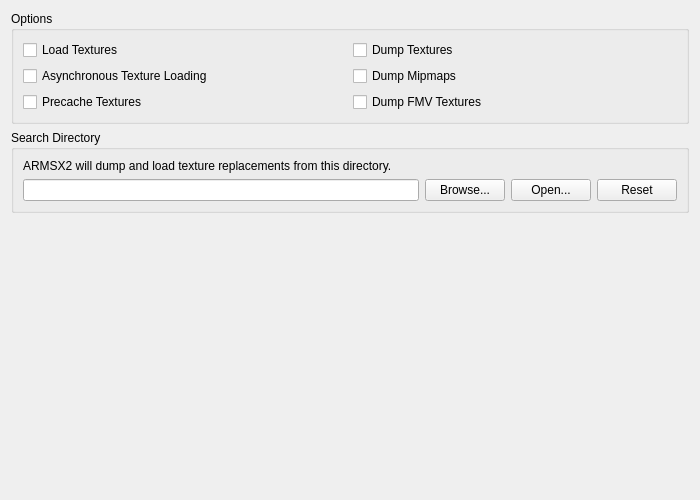
Before: the Qt Designer form pcsx2-qt/Settings/GraphicsTextureReplacementSettingsTab.ui in ARMSX2/ARMSX2, drawn with Qt 5.
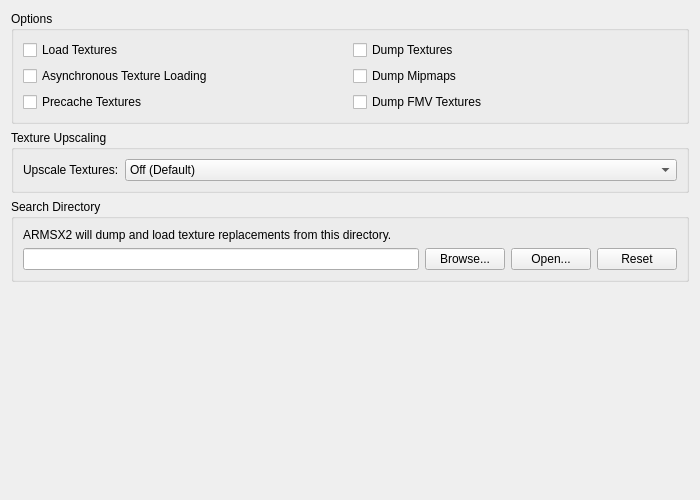
After: the same form once the commit is applied.

Commit message:
Qt: add a Texture Upscaling combo to the Texture Replacement tab
Off / RAISR 2x (Sharp) / RAISR 2x (Smooth), bound to EmuCore/GS
TextureUpscaleMode as an int, so per-game settings work like the rest of the
tab. The whole tab is already hidden for the software renderer.

Diff of the .ui file:
```diff
--- a/pcsx2-qt/Settings/GraphicsTextureReplacementSettingsTab.ui
+++ b/pcsx2-qt/Settings/GraphicsTextureReplacementSettingsTab.ui
@@ -65,6 +65,44 @@
      </layout>
     </widget>
    </item>
+   <item>
+    <widget class="QGroupBox" name="textureUpscalingBox">
+     <property name="title">
+      <string>Texture Upscaling</string>
+     </property>
+     <layout class="QFormLayout" name="textureUpscalingLayout">
+      <item row="0" column="0">
+       <widget class="QLabel" name="textureUpscaleModeLabel">
+        <property name="text">
+         <string extracomment="RAISR is the name of the upscaling algorithm (Rapid and Accurate Image Super-Resolution); leave it as-is.">Upscale Textures:</string>
+        </property>
+        <property name="buddy">
+         <cstring>textureUpscaleMode</cstring>
+        </property>
+       </widget>
+      </item>
+      <item row="0" column="1">
+       <widget class="QComboBox" name="textureUpscaleMode">
+        <item>
+         <property name="text">
+          <string>Off (Default)</string>
+         </property>
+        </item>
+        <item>
+         <property name="text">
+          <string>RAISR 2x (Sharp)</string>
+         </property>
+        </item>
+        <item>
+         <property name="text">
+          <string>RAISR 2x (Smooth)</string>
+         </property>
+        </item>
+       </widget>
+      </item>
+     </layout>
+    </widget>
+   </item>
    <item>
     <widget class="QGroupBox" name="texturesDirectoryBox">
      <property name="title">
```
Left out of the diff: 1 changed line with no effect on the pictures. The commit also changes 1 other file.
